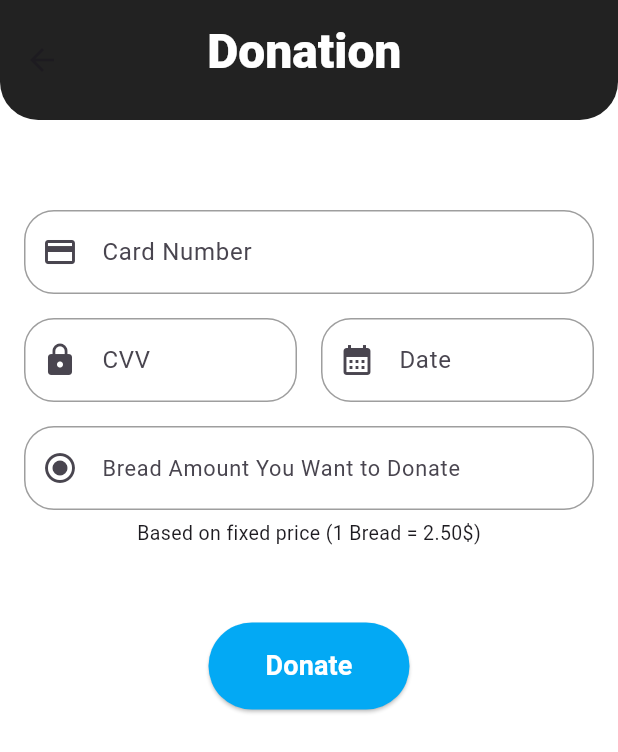
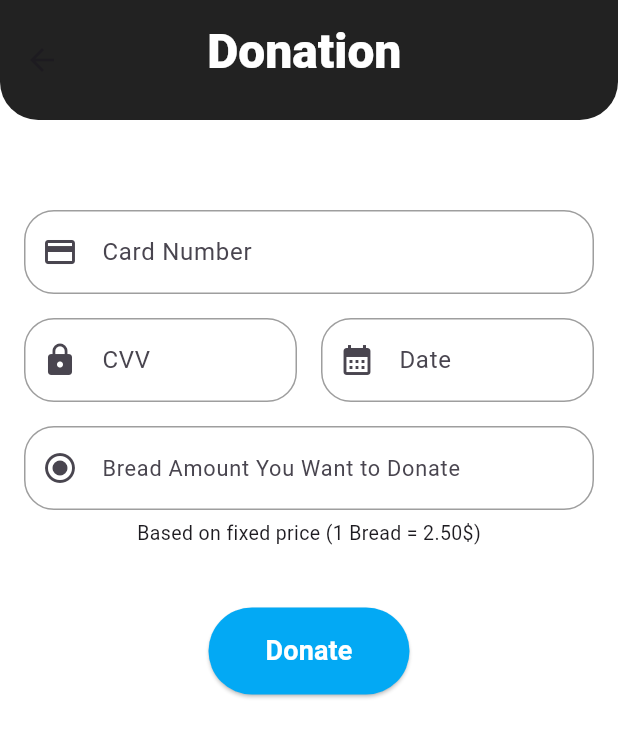
Before and after one commit to safakelkit/loaf-donate-solution-challenge, a Flutter app: the CardPage screen opened directly, on a phone screen of 412 x 824 dp. Shown: the top 752 px of the screen. Run offline on Flutter 3.47's test engine with Material 3 defaults, Android fonts, the phone set to English and light mode, and no system bars.

Commit message:
Update card_page.dart

```diff
--- a/lib/screens/card_page/card_page.dart
+++ b/lib/screens/card_page/card_page.dart
@@ -148,7 +148,7 @@ class _CardPageState extends State<CardPage> {
                       fontSize: 13.0
                     ),
                   ),
-                  const SizedBox(height: 50.0,),
+                  const SizedBox(height: 40.0,),
 
                   ElevatedButton(
                     onPressed: (){
```
